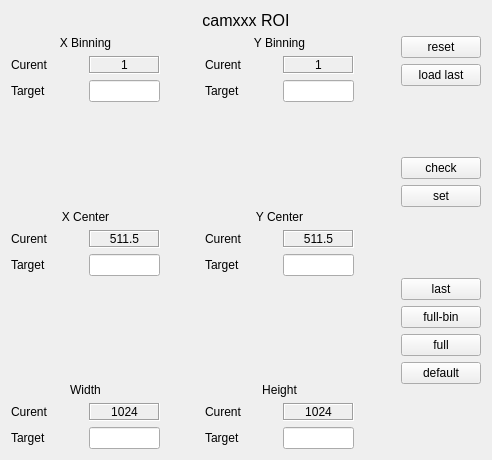
Above: gui/widgets/roi/roi.ui from magao-x/MagAOX before the change. Below: the same form after it.
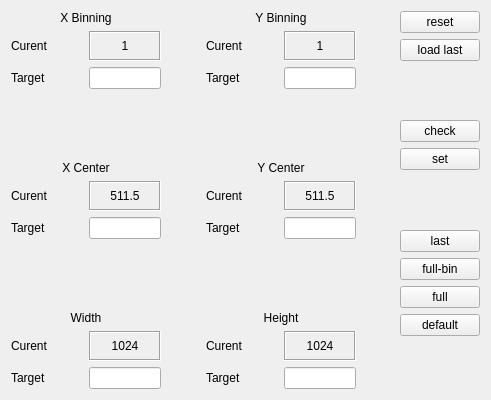
That is the form after the change. Custom widgets are drawn as their Qt base class.

Patch:
```diff
--- a/gui/widgets/roi/roi.ui
+++ b/gui/widgets/roi/roi.ui
@@ -6,30 +6,151 @@
    <rect>
     <x>0</x>
     <y>0</y>
-    <width>492</width>
-    <height>460</height>
+    <width>491</width>
+    <height>400</height>
    </rect>
   </property>
   <property name="windowTitle">
    <string>Form</string>
   </property>
   <layout class="QGridLayout" name="gridLayout">
-   <item row="0" column="0" colspan="3">
-    <widget class="QLabel" name="lab_title">
-     <property name="font">
-      <font>
-       <pointsize>12</pointsize>
-      </font>
+   <item row="0" column="2">
+    <layout class="QVBoxLayout" name="vl_buttons">
+     <item>
+      <widget class="QPushButton" name="button_reset">
+       <property name="focusPolicy">
+        <enum>Qt::NoFocus</enum>
+       </property>
+       <property name="text">
+        <string>reset</string>
+       </property>
+      </widget>
+     </item>
+     <item>
+      <widget class="QPushButton" name="button_loadlast">
+       <property name="focusPolicy">
+        <enum>Qt::NoFocus</enum>
+       </property>
+       <property name="text">
+        <string>load last</string>
+       </property>
+      </widget>
+     </item>
+     <item>
+      <spacer name="verticalSpacer_2">
+       <property name="orientation">
+        <enum>Qt::Vertical</enum>
+       </property>
+       <property name="sizeHint" stdset="0">
+        <size>
+         <width>20</width>
+         <height>40</height>
+        </size>
+       </property>
+      </spacer>
+     </item>
+     <item>
+      <widget class="QPushButton" name="button_check">
+       <property name="focusPolicy">
+        <enum>Qt::TabFocus</enum>
+       </property>
+       <property name="text">
+        <string>check</string>
+       </property>
+      </widget>
+     </item>
+     <item>
+      <widget class="QPushButton" name="button_set">
+       <property name="focusPolicy">
+        <enum>Qt::TabFocus</enum>
+       </property>
+       <property name="text">
+        <string>set</string>
+       </property>
+      </widget>
+     </item>
+     <item>
+      <spacer name="verticalSpacer">
+       <property name="orientation">
+        <enum>Qt::Vertical</enum>
+       </property>
+       <property name="sizeHint" stdset="0">
+        <size>
+         <width>20</width>
+         <height>40</height>
+        </size>
+       </property>
+      </spacer>
+     </item>
+     <item>
+      <widget class="QPushButton" name="button_last">
+       <property name="focusPolicy">
+        <enum>Qt::NoFocus</enum>
+       </property>
+       <property name="text">
+        <string>last</string>
+       </property>
+      </widget>
+     </item>
+     <item>
+      <widget class="QPushButton" name="button_fullbin">
+       <property name="focusPolicy">
+        <enum>Qt::NoFocus</enum>
+       </property>
+       <property name="text">
+        <string>full-bin</string>
+       </property>
+      </widget>
+     </item>
+     <item>
+      <widget class="QPushButton" name="button_full">
+       <property name="focusPolicy">
+        <enum>Qt::NoFocus</enum>
+       </property>
+       <property name="text">
+        <string>full</string>
+       </property>
+      </widget>
+     </item>
+     <item>
+      <widget class="QPushButton" name="button_default">
+       <property name="focusPolicy">
+        <enum>Qt::NoFocus</enum>
+       </property>
+       <property name="text">
+        <string>default</string>
+       </property>
+      </widget>
+     </item>
+     <item>
+      <spacer name="verticalSpacer_3">
+       <property name="orientation">
+        <enum>Qt::Vertical</enum>
+       </property>
+       <property name="sizeHint" stdset="0">
+        <size>
+         <width>20</width>
+         <height>40</height>
+        </size>
+       </property>
+      </spacer>
+     </item>
+    </layout>
+   </item>
+   <item row="0" column="1">
+    <spacer name="horizontalSpacer_4">
+     <property name="orientation">
+      <enum>Qt::Horizontal</enum>
      </property>
-     <property name="text">
-      <string>camxxx ROI</string>
+     <property name="sizeHint" stdset="0">
+      <size>
+       <width>40</width>
+       <height>20</height>
+      </size>
      </property>
-     <property name="alignment">
-      <set>Qt::AlignCenter</set>
-     </property>
-    </widget>
+    </spacer>
    </item>
-   <item row="1" column="0">
+   <item row="0" column="0">
     <layout class="QVBoxLayout" name="vl_values">
      <item>
       <layout class="QHBoxLayout" name="hl_binning">
@@ -65,7 +186,19 @@
             </widget>
            </item>
            <item row="0" column="1">
-            <widget class="QLabel" name="val_bin_x">
+            <widget class="xqt::statusLabel" name="val_bin_x">
+             <property name="sizePolicy">
+              <sizepolicy hsizetype="Preferred" vsizetype="Minimum">
+               <horstretch>0</horstretch>
+               <verstretch>0</verstretch>
+              </sizepolicy>
+             </property>
+             <property name="minimumSize">
+              <size>
+               <width>0</width>
+               <height>30</height>
+              </size>
+             </property>
              <property name="focusPolicy">
               <enum>Qt::ClickFocus</enum>
              </property>
@@ -132,7 +265,19 @@
             </widget>
            </item>
            <item row="0" column="1">
-            <widget class="QLabel" name="val_bin_y">
+            <widget class="xqt::statusLabel" name="val_bin_y">
+             <property name="sizePolicy">
+              <sizepolicy hsizetype="Preferred" vsizetype="Fixed">
+               <horstretch>0</horstretch>
+               <verstretch>0</verstretch>
+              </sizepolicy>
+             </property>
+             <property name="minimumSize">
+              <size>
+               <width>0</width>
+               <height>30</height>
+              </size>
+             </property>
              <property name="focusPolicy">
               <enum>Qt::ClickFocus</enum>
              </property>
@@ -210,7 +355,19 @@
             </widget>
            </item>
            <item row="0" column="1">
-            <widget class="QLabel" name="val_center_x">
+            <widget class="xqt::statusLabel" name="val_center_x">
+             <property name="sizePolicy">
+              <sizepolicy hsizetype="Preferred" vsizetype="Minimum">
+               <horstretch>0</horstretch>
+               <verstretch>0</verstretch>
+              </sizepolicy>
+             </property>
+             <property name="minimumSize">
+              <size>
+               <width>0</width>
+               <height>30</height>
+              </size>
+             </property>
              <property name="focusPolicy">
               <enum>Qt::ClickFocus</enum>
              </property>
@@ -284,7 +441,19 @@
             </widget>
            </item>
            <item row="0" column="1">
-            <widget class="QLabel" name="val_center_y">
+            <widget class="xqt::statusLabel" name="val_center_y">
+             <property name="sizePolicy">
+              <sizepolicy hsizetype="Preferred" vsizetype="Minimum">
+               <horstretch>0</horstretch>
+               <verstretch>0</verstretch>
+              </sizepolicy>
+             </property>
+             <property name="minimumSize">
+              <size>
+               <width>0</width>
+               <height>30</height>
+              </size>
+             </property>
              <property name="focusPolicy">
               <enum>Qt::ClickFocus</enum>
              </property>
@@ -362,7 +531,19 @@
             </widget>
            </item>
            <item row="0" column="1">
-            <widget class="QLabel" name="val_width">
+            <widget class="xqt::statusLabel" name="val_width">
+             <property name="sizePolicy">
+              <sizepolicy hsizetype="Preferred" vsizetype="Minimum">
+               <horstretch>0</horstretch>
+               <verstretch>0</verstretch>
+              </sizepolicy>
+             </property>
+             <property name="minimumSize">
+              <size>
+               <width>0</width>
+               <height>30</height>
+              </size>
+             </property>
              <property name="focusPolicy">
               <enum>Qt::ClickFocus</enum>
              </property>
@@ -436,7 +617,19 @@
             </widget>
            </item>
            <item row="0" column="1">
-            <widget class="QLabel" name="val_height">
+            <widget class="xqt::statusLabel" name="val_height">
+             <property name="sizePolicy">
+              <sizepolicy hsizetype="Preferred" vsizetype="Minimum">
+               <horstretch>0</horstretch>
+               <verstretch>0</verstretch>
+              </sizepolicy>
+             </property>
+             <property name="minimumSize">
+              <size>
+               <width>0</width>
+               <height>30</height>
+              </size>
+             </property>
              <property name="focusPolicy">
               <enum>Qt::ClickFocus</enum>
              </property>
@@ -476,144 +669,20 @@
      </item>
     </layout>
    </item>
-   <item row="1" column="2">
-    <layout class="QVBoxLayout" name="vl_buttons">
-     <item>
-      <widget class="QPushButton" name="button_reset">
-       <property name="focusPolicy">
-        <enum>Qt::NoFocus</enum>
-       </property>
-       <property name="text">
-        <string>reset</string>
-       </property>
-      </widget>
-     </item>
-     <item>
-      <widget class="QPushButton" name="button_loadlast">
-       <property name="focusPolicy">
-        <enum>Qt::NoFocus</enum>
-       </property>
-       <property name="text">
-        <string>load last</string>
-       </property>
-      </widget>
-     </item>
-     <item>
-      <spacer name="verticalSpacer_2">
-       <property name="orientation">
-        <enum>Qt::Vertical</enum>
-       </property>
-       <property name="sizeHint" stdset="0">
-        <size>
-         <width>20</width>
-         <height>40</height>
-        </size>
-       </property>
-      </spacer>
-     </item>
-     <item>
-      <widget class="QPushButton" name="button_check">
-       <property name="focusPolicy">
-        <enum>Qt::TabFocus</enum>
-       </property>
-       <property name="text">
-        <string>check</string>
-       </property>
-      </widget>
-     </item>
-     <item>
-      <widget class="QPushButton" name="button_set">
-       <property name="focusPolicy">
-        <enum>Qt::TabFocus</enum>
-       </property>
-       <property name="text">
-        <string>set</string>
-       </property>
-      </widget>
-     </item>
-     <item>
-      <spacer name="verticalSpacer">
-       <property name="orientation">
-        <enum>Qt::Vertical</enum>
-       </property>
-       <property name="sizeHint" stdset="0">
-        <size>
-         <width>20</width>
-         <height>40</height>
-        </size>
-       </property>
-      </spacer>
-     </item>
-     <item>
-      <widget class="QPushButton" name="button_last">
-       <property name="focusPolicy">
-        <enum>Qt::NoFocus</enum>
-       </property>
-       <property name="text">
-        <string>last</string>
-       </property>
-      </widget>
-     </item>
-     <item>
-      <widget class="QPushButton" name="button_fullbin">
-       <property name="focusPolicy">
-        <enum>Qt::NoFocus</enum>
-       </property>
-       <property name="text">
-        <string>full-bin</string>
-       </property>
-      </widget>
-     </item>
-     <item>
-      <widget class="QPushButton" name="button_full">
-       <property name="focusPolicy">
-        <enum>Qt::NoFocus</enum>
-       </property>
-       <property name="text">
-        <string>full</string>
-       </property>
-      </widget>
-     </item>
-     <item>
-      <widget class="QPushButton" name="button_default">
-       <property name="focusPolicy">
-        <enum>Qt::NoFocus</enum>
-       </property>
-       <property name="text">
-        <string>default</string>
-       </property>
-      </widget>
-     </item>
-     <item>
-      <spacer name="verticalSpacer_3">
-       <property name="orientation">
-        <enum>Qt::Vertical</enum>
-       </property>
-       <property name="sizeHint" stdset="0">
-        <size>
-         <width>20</width>
-         <height>40</height>
-        </size>
-       </property>
-      </spacer>
-     </item>
-    </layout>
-   </item>
-   <item row="1" column="1">
-    <spacer name="horizontalSpacer_4">
-     <property name="orientation">
-      <enum>Qt::Horizontal</enum>
-     </property>
-     <property name="sizeHint" stdset="0">
-      <size>
-       <width>40</width>
-       <height>20</height>
-      </size>
-     </property>
-    </spacer>
-   </item>
   </layout>
  </widget>
+ <customwidgets>
+  <customwidget>
+   <class>xqt::statusLineEdit</class>
+   <extends>QLineEdit</extends>
+   <header>../xWidgets/statusLineEdit.hpp</header>
+  </customwidget>
+  <customwidget>
+   <class>xqt::statusLabel</class>
+   <extends>QLabel</extends>
+   <header>../xWidgets/statusLabel.hpp</header>
+  </customwidget>
+ </customwidgets>
  <resources/>
  <connections/>
 </ui>
```
Left out of the diff: 12 changed lines with no effect on the pictures.
